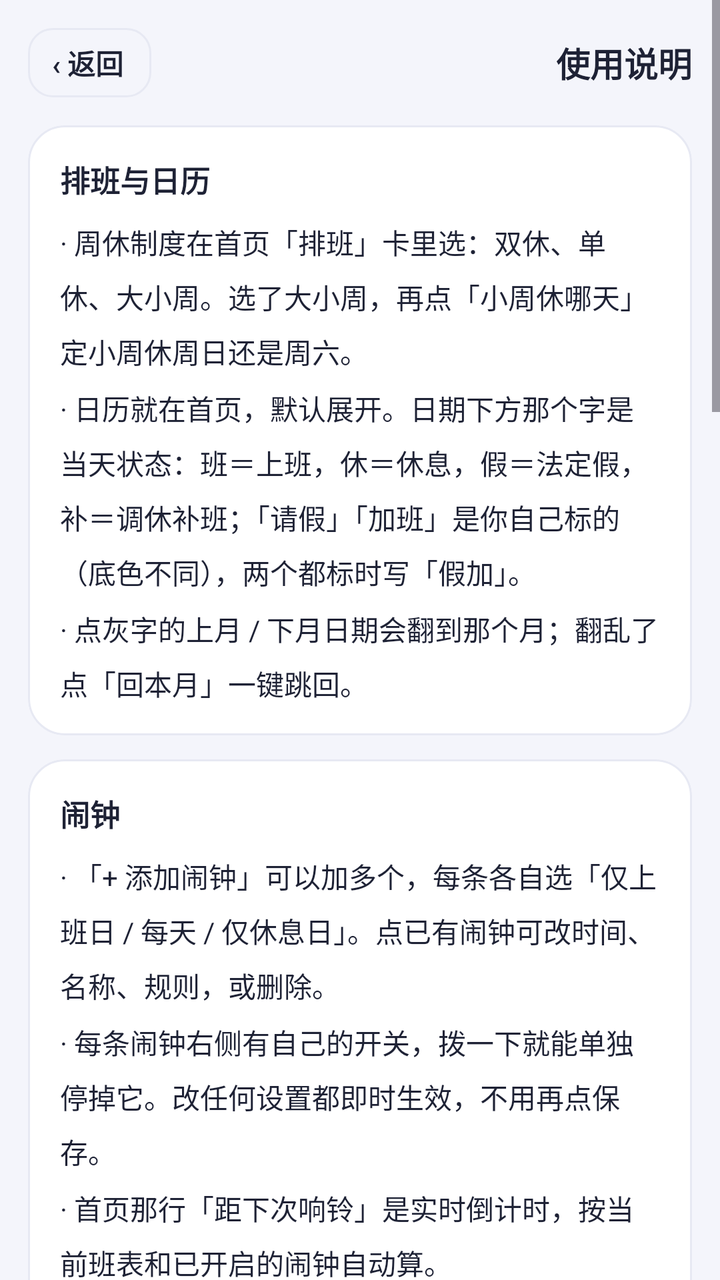
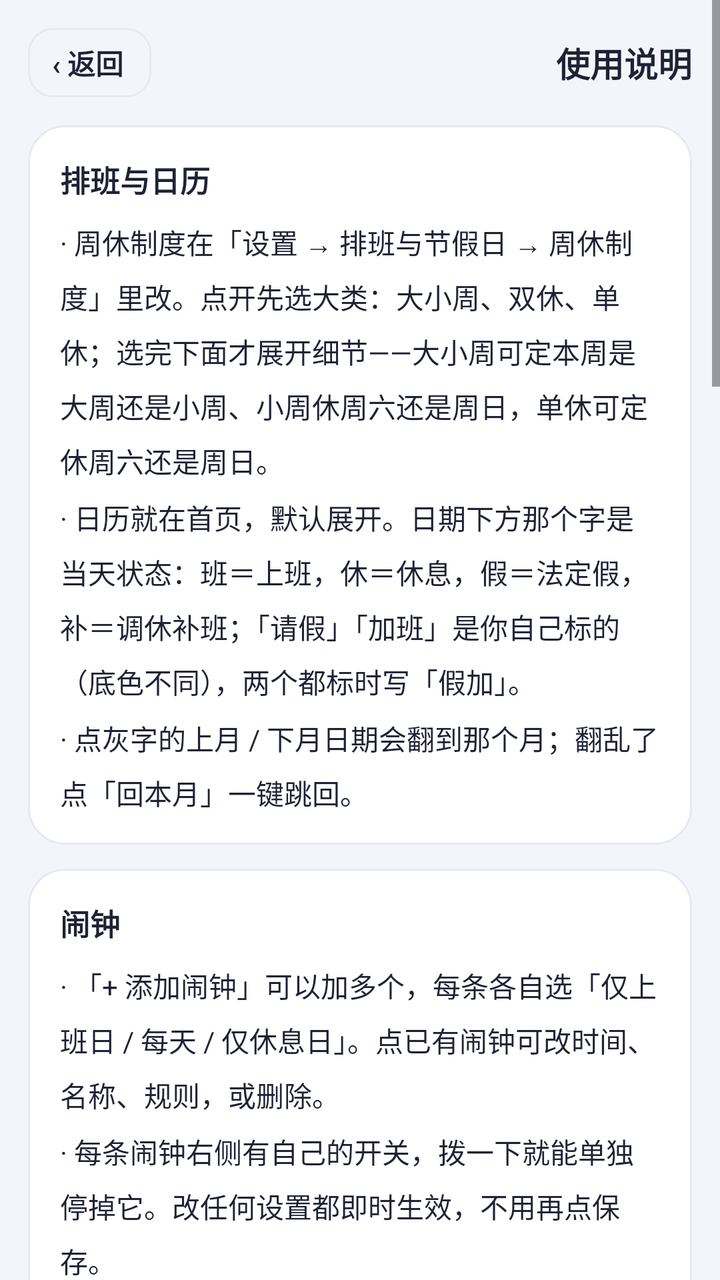

An Android layout rendered at two revisions. The XML below is the earlier revision; the diff shows what the commit changed to produce the second picture.
<!-- AndroidManifest.xml: application theme Theme.DaxiaoWeekAlarm -->
<!-- res/layout/activity_help.xml -->
<?xml version="1.0" encoding="utf-8"?>
<ScrollView xmlns:android="http://schemas.android.com/apk/res/android"
    android:layout_width="match_parent"
    android:layout_height="match_parent"
    android:background="@color/bg"
    android:fitsSystemWindows="true">

    <LinearLayout
        android:layout_width="match_parent"
        android:layout_height="wrap_content"
        android:orientation="vertical"
        android:padding="14dp">

        
        <LinearLayout
            android:layout_width="match_parent"
            android:layout_height="wrap_content"
            android:layout_marginBottom="14dp"
            android:gravity="center_vertical"
            android:orientation="horizontal">

            <TextView
                android:id="@+id/btn_back"
                android:layout_width="wrap_content"
                android:layout_height="wrap_content"
                android:background="@drawable/bg_time_outline"
                android:clickable="true"
                android:focusable="true"
                android:paddingStart="12dp"
                android:paddingEnd="14dp"
                android:paddingTop="7dp"
                android:paddingBottom="7dp"
                android:text="‹ 返回"
                android:textColor="@color/ink"
                android:textSize="14sp"
                android:textStyle="bold" />

            <TextView
                android:layout_width="0dp"
                android:layout_height="wrap_content"
                android:layout_weight="1"
                android:gravity="end"
                android:text="使用说明"
                android:textColor="@color/ink"
                android:textSize="17sp"
                android:textStyle="bold" />
        </LinearLayout>

        
        <LinearLayout
            android:layout_width="match_parent"
            android:layout_height="wrap_content"
            android:background="@drawable/bg_card"
            android:clipToOutline="true"
            android:orientation="vertical"
            android:padding="16dp">

            <TextView
                style="@style/HelpSection"
                android:layout_width="match_parent"
                android:layout_height="wrap_content"
                android:text="排班与日历" />

            <TextView
                style="@style/HelpItem"
                android:layout_width="match_parent"
                android:layout_height="wrap_content"
                android:layout_marginTop="10dp"
                android:text="· 周休制度在首页「排班」卡里选：双休、单休、大小周。选了大小周，再点「小周休哪天」定小周休周日还是周六。" />

            <TextView
                style="@style/HelpItem"
                android:layout_width="match_parent"
                android:layout_height="wrap_content"
                android:layout_marginTop="8dp"
                android:text="· 日历就在首页，默认展开。日期下方那个字是当天状态：班＝上班，休＝休息，假＝法定假，补＝调休补班；「请假」「加班」是你自己标的（底色不同），两个都标时写「假加」。" />

            <TextView
                style="@style/HelpItem"
                android:layout_width="match_parent"
                android:layout_height="wrap_content"
                android:layout_marginTop="8dp"
                android:text="· 点灰字的上月 / 下月日期会翻到那个月；翻乱了点「回本月」一键跳回。" />
        </LinearLayout>

        
        <LinearLayout
            android:layout_width="match_parent"
            android:layout_height="wrap_content"
            android:layout_marginTop="12dp"
            android:background="@drawable/bg_card"
            android:clipToOutline="true"
            android:orientation="vertical"
            android:padding="16dp">

            <TextView
                style="@style/HelpSection"
                android:layout_width="match_parent"
                android:layout_height="wrap_content"
                android:text="闹钟" />

            <TextView
                style="@style/HelpItem"
                android:layout_width="match_parent"
                android:layout_height="wrap_content"
                android:layout_marginTop="10dp"
                android:text="· 「+ 添加闹钟」可以加多个，每条各自选「仅上班日 / 每天 / 仅休息日」。点已有闹钟可改时间、名称、规则，或删除。" />

            <TextView
                style="@style/HelpItem"
                android:layout_width="match_parent"
                android:layout_height="wrap_content"
                android:layout_marginTop="8dp"
                android:text="· 每条闹钟右侧有自己的开关，拨一下就能单独停掉它。改任何设置都即时生效，不用再点保存。" />

            <TextView
                style="@style/HelpItem"
                android:layout_width="match_parent"
                android:layout_height="wrap_content"
                android:layout_marginTop="8dp"
                android:text="· 首页那行「距下次响铃」是实时倒计时，按当前班表和已开启的闹钟自动算。" />

            <TextView
                style="@style/HelpItem"
                android:layout_width="match_parent"
                android:layout_height="wrap_content"
                android:layout_marginTop="8dp"
                android:text="· 响铃时，正在用手机就弹一条贴顶横幅（右侧两个圆钮：稍后再响 / 停止），点横幅空白处才进整屏；锁屏或息屏直接整屏（v1.41.0 起）。横幅要「显示悬浮窗」权限，没开就退回整屏。" />

            <TextView
                style="@style/HelpItem"
                android:layout_width="match_parent"
                android:layout_height="wrap_content"
                android:layout_marginTop="8dp"
                android:text="· 锁屏响铃时只亮屏、解锁后才看到界面？那是系统里的「锁屏显示」没开：设置 → 应用 → 应用管理 → 打工人闹钟 → 权限 → 锁屏显示。" />
        </LinearLayout>

        
        <LinearLayout
            android:layout_width="match_parent"
            android:layout_height="wrap_content"
            android:layout_marginTop="12dp"
            android:background="@drawable/bg_card"
            android:clipToOutline="true"
            android:orientation="vertical"
            android:padding="16dp">

            <TextView
                style="@style/HelpSection"
                android:layout_width="match_parent"
                android:layout_height="wrap_content"
                android:text="临时请假 / 加班" />

            <TextView
                style="@style/HelpItem"
                android:layout_width="match_parent"
                android:layout_height="wrap_content"
                android:layout_marginTop="10dp"
                android:text="· 今日卡底部有「今天」「明天」两个按钮。那天该上班，按钮写「不上班」，点一下当天闹钟全部跳过；那天本就休息，按钮写「要加班」，点一下当天「仅上班日」闹钟照响。" />

            <TextView
                style="@style/HelpItem"
                android:layout_width="match_parent"
                android:layout_height="wrap_content"
                android:layout_marginTop="8dp"
                android:text="· 点完按钮变成实白底、文案改成「已请假 / 已加班」，一眼看得出生效了；再点一次撤销。" />

            <TextView
                style="@style/HelpItem"
                android:layout_width="match_parent"
                android:layout_height="wrap_content"
                android:layout_marginTop="8dp"
                android:text="· 其他日子：在首页日历里点那一天，选「标记为请假 / 加班」。上班日也能标加班（白天上班、晚上补工），同一天两个都能标，格子上会印「假加」。" />

            <TextView
                style="@style/HelpItem"
                android:layout_width="match_parent"
                android:layout_height="wrap_content"
                android:layout_marginTop="8dp"
                android:text="· 过去的日子也能补记：翻到那一天点一下，选「标记为请假 / 加班」，格子上照样印「假」「加」。补记只作记录，不影响已经过完的那些天的闹钟。" />

            <TextView
                style="@style/HelpItem"
                android:layout_width="match_parent"
                android:layout_height="wrap_content"
                android:layout_marginTop="8dp"
                android:text="· 标错了就点那一天，选「取消请假 / 取消加班」。没有批量清除——一次删掉全部记录太容易误伤。" />
        </LinearLayout>

        
        <LinearLayout
            android:layout_width="match_parent"
            android:layout_height="wrap_content"
            android:layout_marginTop="12dp"
            android:background="@drawable/bg_card"
            android:clipToOutline="true"
            android:orientation="vertical"
            android:padding="16dp">

            <TextView
                style="@style/HelpSection"
                android:layout_width="match_parent"
                android:layout_height="wrap_content"
                android:text="桌面小组件" />

            <TextView
                style="@style/HelpItem"
                android:layout_width="match_parent"
                android:layout_height="wrap_content"
                android:layout_marginTop="10dp"
                android:text="· 长按桌面空白处 →「小组件」→ 找到「打工人闹钟」，可添加「下一个闹钟」和「本周班表」两个。" />

            <TextView
                style="@style/HelpItem"
                android:layout_width="match_parent"
                android:layout_height="wrap_content"
                android:layout_marginTop="8dp"
                android:text="· 「本周班表」底部也能点「今天 / 明天不上班」，不用先打开 App，点完闹钟立刻重排。" />
        </LinearLayout>

        
        <LinearLayout
            android:layout_width="match_parent"
            android:layout_height="wrap_content"
            android:layout_marginTop="12dp"
            android:background="@drawable/bg_card"
            android:clipToOutline="true"
            android:orientation="vertical"
            android:padding="16dp">

            <TextView
                style="@style/HelpSection"
                android:layout_width="match_parent"
                android:layout_height="wrap_content"
                android:text="设置与备份" />

            <TextView
                style="@style/HelpItem"
                android:layout_width="match_parent"
                android:layout_height="wrap_content"
                android:layout_marginTop="10dp"
                android:text="· 音量、铃声、响铃时长、稍后提醒、响铃前提醒、睡前提醒，都在右上角「设置」里；一周开始日、提醒范围也在那。" />

            <TextView
                style="@style/HelpItem"
                android:layout_width="match_parent"
                android:layout_height="wrap_content"
                android:layout_marginTop="8dp"
                android:text="· 农历节日、基督教节日可以单独开关，不需要就关掉，日历会更清爽。" />

            <TextView
                style="@style/HelpItem"
                android:layout_width="match_parent"
                android:layout_height="wrap_content"
                android:layout_marginTop="8dp"
                android:text="· 换手机用「导出配置 / 导入配置」，闹钟和排班一起搬过去。" />

            <TextView
                style="@style/HelpItem"
                android:layout_width="match_parent"
                android:layout_height="wrap_content"
                android:layout_marginTop="8dp"
                android:text="· 若被系统杀后台导致漏响：允许自启动、加入电池优化白名单，并在最近任务里锁定本应用。" />
        </LinearLayout>

        
        <TextView
            style="@style/FieldHint"
            android:layout_width="match_parent"
            android:layout_height="wrap_content"
            android:layout_marginTop="18dp"
            android:layout_marginBottom="6dp"
            android:gravity="center"
            android:lineSpacingExtra="2dp"
            android:text="使用说明随版本更新，入口在首页最底部\n想重看新手引导或检查权限：设置 → 新手引导与权限" />
    </LinearLayout>
</ScrollView>
<!-- resources referenced by this layout -->
<resources>
  <color name="bg">#F4F5FB</color>
  <color name="ink">#1E2235</color>
  <!-- drawable bg_card (drawable) -->
  <?xml version="1.0" encoding="utf-8"?>
  <shape xmlns:android="http://schemas.android.com/apk/res/android"
      android:shape="rectangle">
      <solid android:color="@color/card" />
      <corners android:radius="18dp" />
      <stroke android:width="1dp" android:color="@color/line" />
  </shape>
  <!-- drawable bg_time_outline (drawable) -->
  <?xml version="1.0" encoding="utf-8"?>
  <ripple xmlns:android="http://schemas.android.com/apk/res/android"
      android:color="#1F4F46E5">
      <item>
          <shape android:shape="rectangle">
              <solid android:color="@color/bg" />
              <corners android:radius="12dp" />
              <stroke android:width="1dp" android:color="@color/line" />
          </shape>
      </item>
  </ripple>
  <style name="FieldHint">
          <item name="android:textColor">@color/sub</item>
          <item name="android:textSize">12sp</item>
      </style>
  <style name="HelpItem">
          <item name="android:textColor">@color/ink</item>
          <item name="android:textSize">14sp</item>
          <item name="android:lineSpacingMultiplier">1.35</item>
      </style>
  <style name="HelpSection">
          <item name="android:textColor">@color/ink</item>
          <item name="android:textSize">15sp</item>
          <item name="android:textStyle">bold</item>
      </style>
  <style name="Theme.DaxiaoWeekAlarm" parent="Theme.Material3.DayNight.NoActionBar">
          <item name="colorPrimary">@color/indigo</item>
          <item name="colorPrimaryVariant">@color/indigo_dark</item>
          <item name="colorOnPrimary">@color/white</item>
          <item name="android:statusBarColor">@color/bg</item>
          <item name="android:windowLightStatusBar">true</item>
      </style>
  <color name="card">#FFFFFF</color>
  <color name="line">#E7E9F3</color>
  <color name="sub">#6B7189</color>
  <color name="indigo">#4F46E5</color>
  <color name="indigo_dark">#4338CA</color>
  <color name="white">#FFFFFFFF</color>
</resources>

<!-- the commit's change to res/layout/activity_help.xml (unified diff, before → after) -->
@@ -66,7 +66,7 @@
                 android:layout_width="match_parent"
                 android:layout_height="wrap_content"
                 android:layout_marginTop="10dp"
-                android:text="· 周休制度在首页「排班」卡里选：双休、单休、大小周。选了大小周，再点「小周休哪天」定小周休周日还是周六。" />
+                android:text="· 周休制度在「设置 → 排班与节假日 → 周休制度」里改。点开先选大类：大小周、双休、单休；选完下面才展开细节——大小周可定本周是大周还是小周、小周休周六还是周日，单休可定休周六还是周日。" />
 
             <TextView
                 style="@style/HelpItem"
@@ -125,7 +125,7 @@
                 android:layout_width="match_parent"
                 android:layout_height="wrap_content"
                 android:layout_marginTop="8dp"
-                android:text="· 响铃时，正在用手机就弹一条贴顶横幅（右侧两个圆钮：稍后再响 / 停止），点横幅空白处才进整屏；锁屏或息屏直接整屏（v1.41.0 起）。横幅要「显示悬浮窗」权限，没开就退回整屏。" />
+                android:text="· 响铃时，正在用手机就弹一条贴顶横幅（右侧两个圆钮：N 分钟后再响 / 停止），点横幅空白处才进整屏；锁屏或息屏直接整屏（v1.41.0 起）。横幅要「显示悬浮窗」权限，没开就退回整屏。" />
 
             <TextView
                 style="@style/HelpItem"
@@ -239,7 +239,7 @@
                 android:layout_width="match_parent"
                 android:layout_height="wrap_content"
                 android:layout_marginTop="10dp"
-                android:text="· 音量、铃声、响铃时长、稍后提醒、响铃前提醒、睡前提醒，都在右上角「设置」里；一周开始日、提醒范围也在那。" />
+                android:text="· 设置分三层：音量、铃声、周休制度、睡前提醒与响铃前提醒在设置主页；响铃时长、渐响、震动、稍后提醒、按键在「更多响铃设置」；一周开始日、提醒范围、节日开关、备份与恢复在「更多设置」。" />
 
             <TextView
                 style="@style/HelpItem"
@@ -272,6 +272,6 @@
             android:layout_marginBottom="6dp"
             android:gravity="center"
             android:lineSpacingExtra="2dp"
-            android:text="使用说明随版本更新，入口在首页最底部\n想重看新手引导或检查权限：设置 → 新手引导与权限" />
+            android:text="使用说明随版本更新，入口在设置 → 更多设置 → 使用说明\n想重看新手引导或检查权限：设置 → 更多设置 → 新手引导与权限" />
     </LinearLayout>
 </ScrollView>
